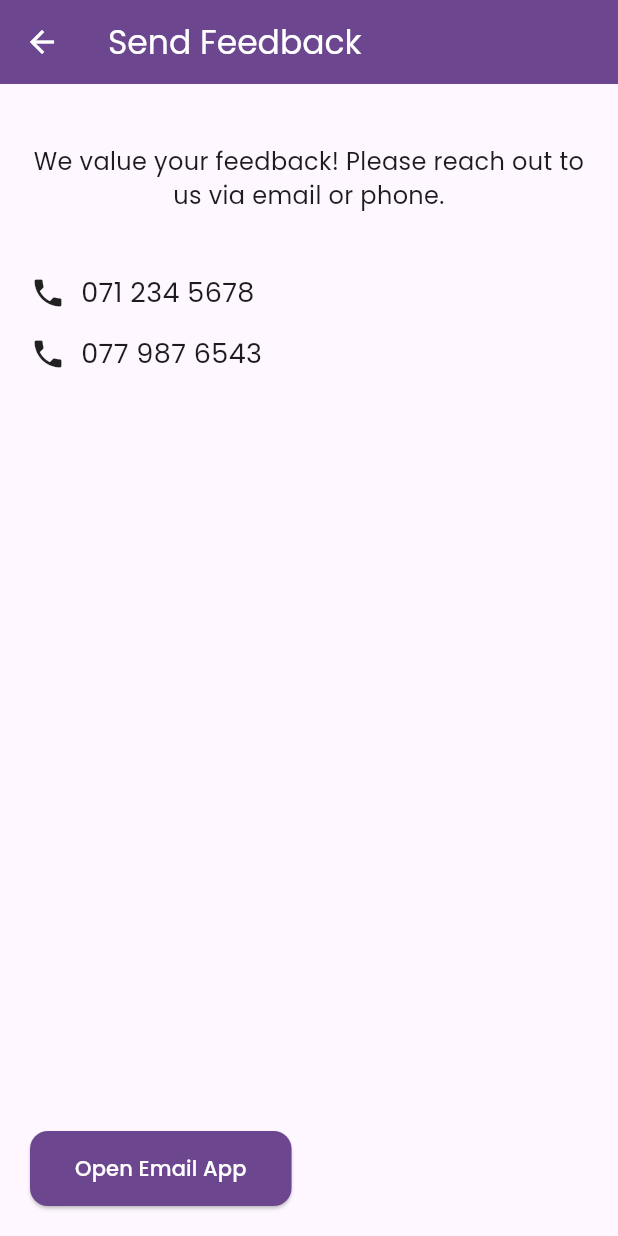
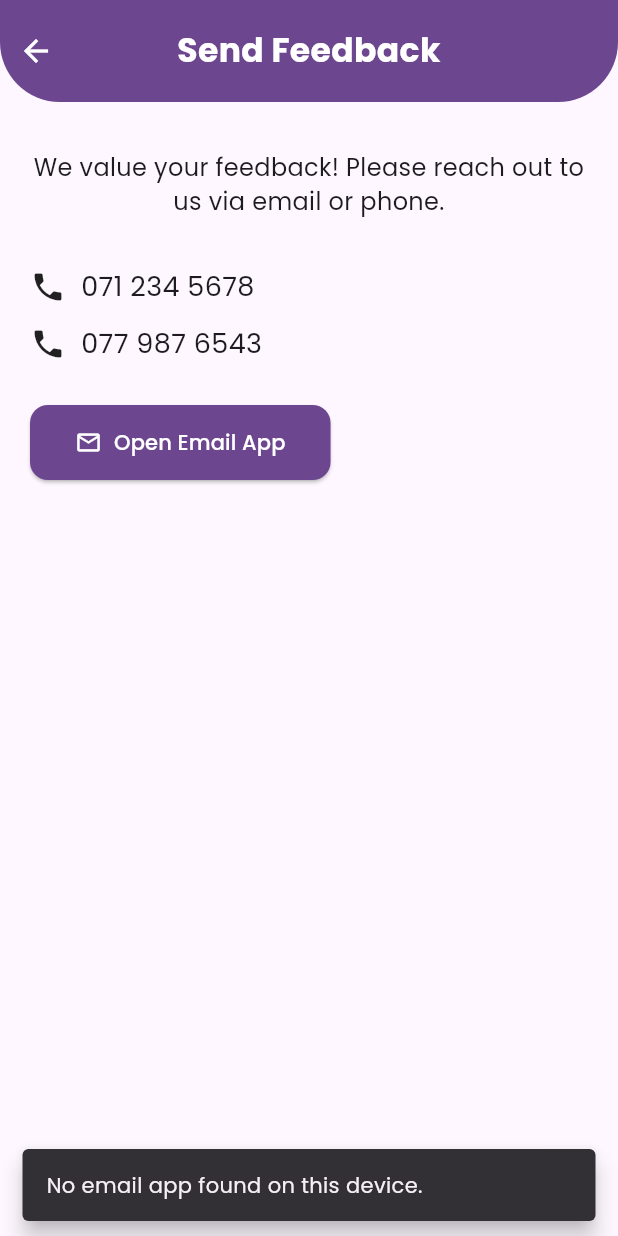
Before and after one commit to NirmaliePerera/gratify, a Flutter app: the SendFeedbackScreen screen opened directly, after a tap on "Open Email App", on a phone screen of 412 x 824 dp. Run offline on Flutter 3.47's test engine with Material 3 defaults, Android fonts, the phone set to English and light mode, and no system bars; our stand-ins replace google_fonts, shared_preferences, sqflite, table_calendar; accounts and stored records are empty.

Commit message:
Modified send feedback screen

```diff
--- a/lib/screens/send_feedback_screen.dart
+++ b/lib/screens/send_feedback_screen.dart
@@ -1,20 +1,43 @@
 import 'package:flutter/material.dart';
 import 'package:url_launcher/url_launcher.dart';
+import '../widgets/purple_header.dart';
 
 class SendFeedbackScreen extends StatelessWidget {
   const SendFeedbackScreen({super.key});
 
-  Future<void> _openEmailApp() async {
+  Future<void> _openEmailApp(BuildContext context) async {
     final Uri emailUri = Uri(
       scheme: 'mailto',
       path: 'gratify.app.feedback@gmail.com',
-      query: 'subject=App Feedback&body=Hello, I would like to share...',
+      queryParameters: const {
+        'subject': 'App Feedback',
+        'body': 'Hello, I would like to share...',
+      },
     );
 
-    if (await canLaunchUrl(emailUri)) {
-    await launchUrl(emailUri, mode: LaunchMode.externalApplication);
-  } else {
-    debugPrint("Could not launch email");
+    final canLaunch = await canLaunchUrl(emailUri);
+    if (!canLaunch) {
+      ScaffoldMessenger.of(context).showSnackBar(
+        const SnackBar(
+          content: Text('No email app found on this device.'),
+          behavior: SnackBarBehavior.floating,
+        ),
+      );
+      return;
+    }
+
+    final launched = await launchUrl(
+      emailUri,
+      mode: LaunchMode.externalApplication,
+    );
+
+    if (!launched) {
+      ScaffoldMessenger.of(context).showSnackBar(
+        const SnackBar(
+          content: Text('Could not open the email app.'),
+          behavior: SnackBarBehavior.floating,
+        ),
+      );
     }
   }
 
@@ -27,17 +50,17 @@ class SendFeedbackScreen extends StatelessWidget {
   @override
   Widget build(BuildContext context) {
     return Scaffold(
-      appBar: AppBar(
-        title: const Text("Send Feedback"),
-        backgroundColor: Color(0xFF6C468E),
-        foregroundColor: Colors.white,
-      ),
-      body: Padding(
+      body: SingleChildScrollView(
+        child: Column(
+          crossAxisAlignment: CrossAxisAlignment.start,
+          children: [
+            const PurpleHeader(title: "Send Feedback"),
+            Padding(
               padding: const EdgeInsets.all(20.0),
               child: Column(
                 crossAxisAlignment: CrossAxisAlignment.start,
                 children: [
-            const SizedBox(height: 20),
+                  const SizedBox(height: 12),
 
                   // MAIN TEXT
                   const Text(
@@ -46,7 +69,7 @@ class SendFeedbackScreen extends StatelessWidget {
                     textAlign: TextAlign.center,
                   ),
 
-            const SizedBox(height: 40),
+                  const SizedBox(height: 32),
                   // PHONE NUMBER 1
                   GestureDetector(
                     onTap: () => _callNumber("0712345678"),
@@ -54,15 +77,12 @@ class SendFeedbackScreen extends StatelessWidget {
                       children: const [
                         Icon(Icons.phone, size: 24),
                         SizedBox(width: 10),
-                  Text(
-                    "071 234 5678",
-                    style: TextStyle(fontSize: 18),
-                  ),
+                        Text("071 234 5678", style: TextStyle(fontSize: 18)),
                       ],
                     ),
                   ),
 
-            const SizedBox(height: 15),
+                  const SizedBox(height: 12),
 
                   // PHONE NUMBER 2
                   GestureDetector(
@@ -71,33 +91,36 @@ class SendFeedbackScreen extends StatelessWidget {
                       children: const [
                         Icon(Icons.phone, size: 24),
                         SizedBox(width: 10),
-                  Text(
-                    "077 987 6543",
-                    style: TextStyle(fontSize: 18),
+                        Text("077 987 6543", style: TextStyle(fontSize: 18)),
+                      ],
+                    ),
+                  ),
+
+                  const SizedBox(height: 28),
+
+                  // OPEN EMAIL BUTTON
+                  ElevatedButton.icon(
+                    onPressed: () => _openEmailApp(context),
+                    style: ElevatedButton.styleFrom(
+                      backgroundColor: Color(0xFF6C468E),
+                      foregroundColor: Colors.white,
+                      padding: const EdgeInsets.symmetric(
+                        horizontal: 30,
+                        vertical: 15,
+                      ),
+                      shape: RoundedRectangleBorder(
+                        borderRadius: BorderRadius.circular(12),
+                      ),
+                    ),
+                    icon: const Icon(Icons.email_outlined),
+                    label: const Text("Open Email App"),
                   ),
                 ],
               ),
             ),
-
-            const Spacer(),
-
-            // OPEN EMAIL BUTTON
-            const SizedBox(height: 40),
-            ElevatedButton(
-              onPressed: _openEmailApp,
-              style: ElevatedButton.styleFrom(
-                backgroundColor: Color(0xFF6C468E),
-                foregroundColor: Colors.white,
-                padding: EdgeInsets.symmetric(horizontal: 30, vertical: 15),
-                shape: RoundedRectangleBorder(
-                  borderRadius: BorderRadius.circular(12),
+          ],
         ),
       ),
-            child: const Text("Open Email App"),
-            ),
-          ],
-        ),
-      )
     );
   }
 }
```
Lines whose indentation alone changed are shown as unchanged.
